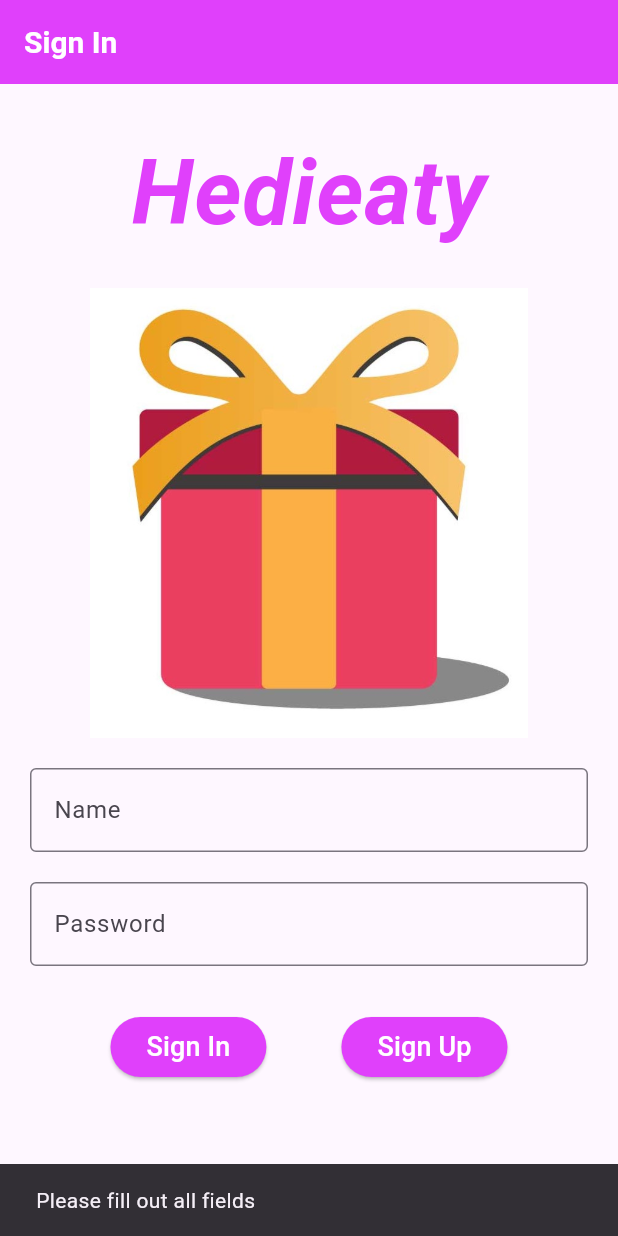
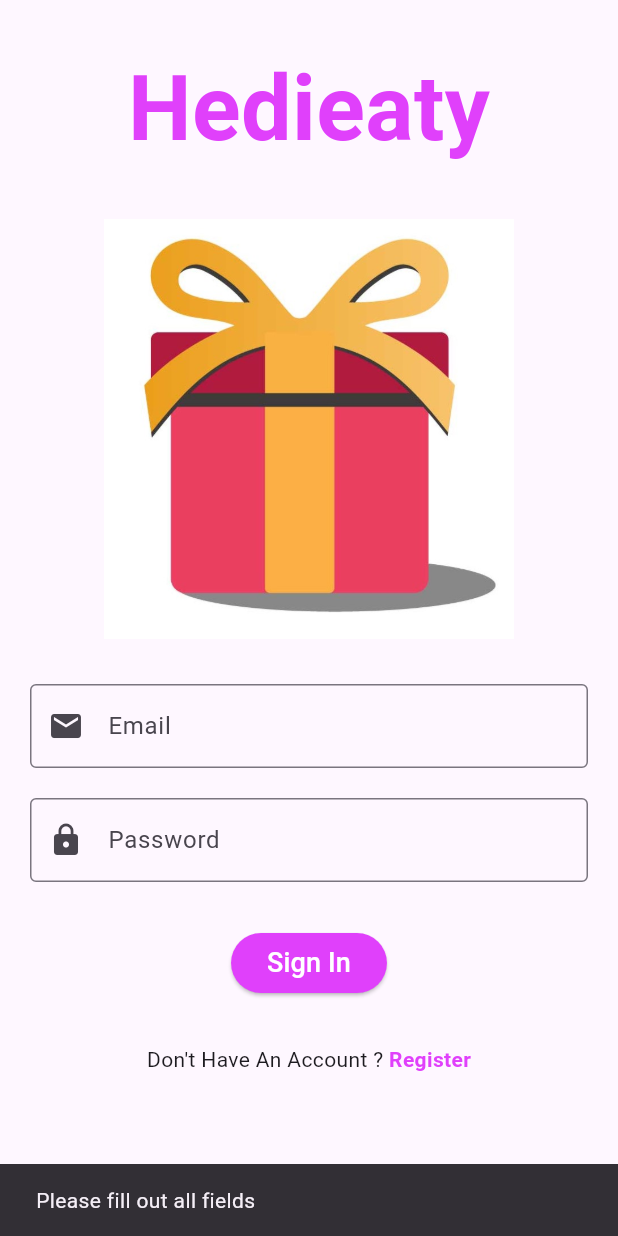
Before and after one commit to ShadyGirgis79/Hedieaty-Mobile-App, a Flutter app: the screen it shows after launch, after a tap on "Sign In", on a phone screen of 412 x 824 dp. Run offline on Flutter 3.47's test engine with Material 3 defaults, Android fonts, the phone set to English and light mode, and no system bars; our stand-ins replace image_picker, sqflite; accounts and stored records are empty.

Commit message:
Sign In work with local database for email and password

```diff
--- a/lib/Registration/SignInPage.dart
+++ b/lib/Registration/SignInPage.dart
@@ -1,7 +1,5 @@
 import 'package:flutter/material.dart';
 import 'package:hedieaty/Database/Database.dart';
-import 'package:hedieaty/Home/HomePage.dart';
-import 'package:hedieaty/Registration/SignUpPage.dart';
 
 class SignInPage extends StatefulWidget {
   const SignInPage({super.key});
@@ -11,52 +9,49 @@ class SignInPage extends StatefulWidget {
 }
 
 class _SignInPageState extends State<SignInPage> {
-  final TextEditingController nameController = TextEditingController();
+  final TextEditingController emailController = TextEditingController();
   final TextEditingController passwordController = TextEditingController();
 
-  void SignIn() async{
-    final name = nameController.text.trim();
+  //
+  void SignIn() async {
+    final email = emailController.text.trim();
     final password = passwordController.text.trim();
 
-    if (name.isEmpty || password.isEmpty) {
+    if (email.isEmpty || password.isEmpty) {
       showMessage("Please fill out all fields");
       return;
     }
 
+    if (!_isValidEmail(email)) {
+      showMessage("Enter a valid email address");
+      return;
+    }
+
     final db = HedieatyDatabase();
-    // Query to check if the user exists with the provided name and password
-    String sql = '''
-      SELECT * FROM 'Users'
-      WHERE Name = "$name" AND Password = "$password"
+
+    try {
+      // Query to check if the user exists
+      String sql = '''
+      SELECT * FROM Users
+      WHERE Email = $email AND Password = $password
     ''';
 
-    List<Map<String, dynamic>> result = await db.readData(sql);
+      // Use parameterized query to prevent SQL injection
+      List<Map<String, dynamic>> result = await db.readData(sql);
 
-    //To check for database tables
-    List<Map> check = await db.readData("SELECT * FROM 'Users' ");
-    print("$check");
-
-    if (result.isNotEmpty) {
-      // User found, mark them as active
-      int userId = result[0]['ID'];
-
-      // Set IsActive to 1 for the logged-in user
-      await db.updateData("UPDATE 'Users' SET 'IsActive' = 1 WHERE ID = $userId");
-
-      // Set IsActive to 0 for all other users
-      await db.updateData("UPDATE 'Users' SET 'IsActive' = 0 WHERE ID != $userId");
-
-      // User found
-      showMessage("Logged in successfully!");
-      Navigator.pushAndRemoveUntil(
-        context,
-        MaterialPageRoute(builder: (context) => MyHomePage()),
-            (Route<dynamic> route) => false, // Remove all previous routes
-      );
+      if (result.isNotEmpty) {
+        // User found, navigate to the home screen
+        showMessage("Logged in successfully!");
+        Navigator.of(context).pushReplacementNamed('/Home'); // Navigate to Home
+      }
+      else {
+        // No user found
+        showMessage("Invalid email or password");
+      }
     }
-    else {
-      // User not found or password incorrect
-      showMessage("Invalid username or password");
+    catch (e) {
+      showMessage("Error: Unable to log in");
+      print("Database Error: $e");
     }
   }
 
@@ -66,28 +61,25 @@ class _SignInPageState extends State<SignInPage> {
     );
   }
 
-  @override
-  void dispose() {
-    // Dispose controllers to free resources
-    nameController.dispose();
-    passwordController.dispose();
-    super.dispose();
+  //To validate email format
+  bool _isValidEmail(String email) {
+    final emailRegex = RegExp(
+        r'^[a-zA-Z0-9._%+-]+@[a-zA-Z0-9.-]+\.[a-zA-Z]{2,}$'
+    );
+    return email.isNotEmpty && emailRegex.hasMatch(email);
   }
+
+  // Dispose controllers to free resources
+  // @override
+  // void dispose() {
+  //   emailController.dispose();
+  //   passwordController.dispose();
+  //   super.dispose();
+  // }
 
   @override
   Widget build(BuildContext context) {
     return Scaffold(
-      appBar: AppBar(
-        title: const Text(
-          "Sign In",
-          style: TextStyle(
-            fontWeight: FontWeight.bold,
-            fontSize: 20,
-          ),
-        ),
-        foregroundColor: Colors.white,
-        backgroundColor: Colors.purpleAccent,
-      ),
       body: SafeArea(
         child: SingleChildScrollView( // Makes the layout scrollable
           padding: const EdgeInsets.symmetric(horizontal: 20), // Add some padding
@@ -96,13 +88,14 @@ class _SignInPageState extends State<SignInPage> {
             children: [
               const SizedBox(height: 30),
 
+
               // App Title
               const Center(
                 child: Text(
                   "Hedieaty",
                   style: TextStyle(
                     fontSize: 60,
-                    fontStyle: FontStyle.italic,
+                    //fontStyle: FontStyle.italic,
                     fontWeight: FontWeight.bold,
                     color: Colors.purpleAccent,
                   ),
@@ -117,18 +110,29 @@ class _SignInPageState extends State<SignInPage> {
                   child: Image.asset("Assets/Gift.jpg"),
                   height: 300,
                   width: 300,
+                  padding: const EdgeInsets.all(10),
+                  decoration: BoxDecoration(
+                    borderRadius: BorderRadius.circular(150),
+                  ),
                 ),
               ),
 
               const SizedBox(height: 20),
 
-              // Name TextField
               TextField(
-                controller: nameController, // Use controller
-                decoration: const InputDecoration(
-                  labelText: 'Name',
-                  border: OutlineInputBorder(), // Optional: adds border
+                controller: emailController,
+                decoration: InputDecoration(
+                  labelText: 'Email',
+                  border: const OutlineInputBorder(),
+                  prefixIcon: const Icon(Icons.email),
+                  // Show error only when text is not empty and invalid
+                  errorText: emailController.text.isNotEmpty && !_isValidEmail(emailController.text)
+                      ? 'Enter a valid email'
+                      : null,
                 ),
+                onChanged: (value) {
+                  setState(() {}); // Update UI on every change
+                },
               ),
 
               const SizedBox(height: 20),
@@ -139,6 +143,7 @@ class _SignInPageState extends State<SignInPage> {
                 decoration: const InputDecoration(
                   labelText: "Password",
                   border: OutlineInputBorder(),
+                  prefixIcon: Icon(Icons.lock)
                 ),
                 obscureText: true, // Obscures the text for password input
               ),
@@ -151,7 +156,6 @@ class _SignInPageState extends State<SignInPage> {
                   mainAxisAlignment: MainAxisAlignment.center,
                   children: [
                     ElevatedButton(
-                      onPressed: SignIn,
                       child: const Text("Sign In",
                         style: TextStyle(
                           fontSize: 18,
@@ -160,31 +164,55 @@ class _SignInPageState extends State<SignInPage> {
                         foregroundColor: Colors.white,
                         backgroundColor: Colors.purpleAccent,
                       ),
+                      onPressed: (){
+                        SignIn();
+                      },
+
                     ),
-                    const SizedBox(width: 50),
-                    ElevatedButton(
-                      onPressed: () {
-                        Navigator.push(
-                          context,
-                          MaterialPageRoute(
-                            builder: (context) => SignUpPage(),
-                          ),
-                        );
-                      },
-                      child: const Text("Sign Up",
-                        style: TextStyle(
-                          fontSize: 18,
-                        ),),
-                      style: ElevatedButton.styleFrom(
-                        foregroundColor: Colors.white,
-                        backgroundColor: Colors.purpleAccent,
-                      ),
-                    ),
+
+                    // const SizedBox(width: 50),
+                    // ElevatedButton(
+                    //   onPressed: () {
+                    //     Navigator.push(
+                    //       context,
+                    //       MaterialPageRoute(
+                    //         builder: (context) => SignUpPage(),
+                    //       ),
+                    //     );
+                    //   },
+                    //   child: const Text("Sign Up",
+                    //     style: TextStyle(
+                    //       fontSize: 18,
+                    //     ),),
+                    //   style: ElevatedButton.styleFrom(
+                    //     foregroundColor: Colors.white,
+                    //     backgroundColor: Colors.purpleAccent,
+                    //   ),
+                    // ),
                   ],
                 ),
               ),
 
               const SizedBox(height: 30),
+
+              InkWell(
+                onTap: () {
+                  Navigator.of(context).pushNamed("/SignUp") ;
+                },
+                child: const Center(
+                  child: Text.rich(TextSpan(children: [
+                    TextSpan(
+                      text: "Don't Have An Account ? ",
+                    ),
+                    TextSpan(
+                        text: "Register",
+                        style: TextStyle(
+                            color: Colors.purpleAccent,
+                            fontWeight: FontWeight.bold)),
+                    ])
+                  ),
+                ),
+              )
             ],
           ),
         ),
```
